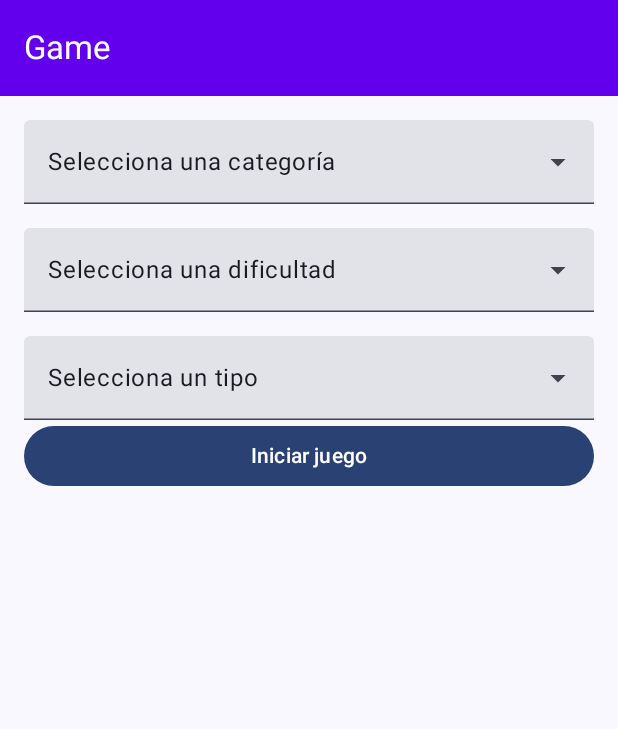
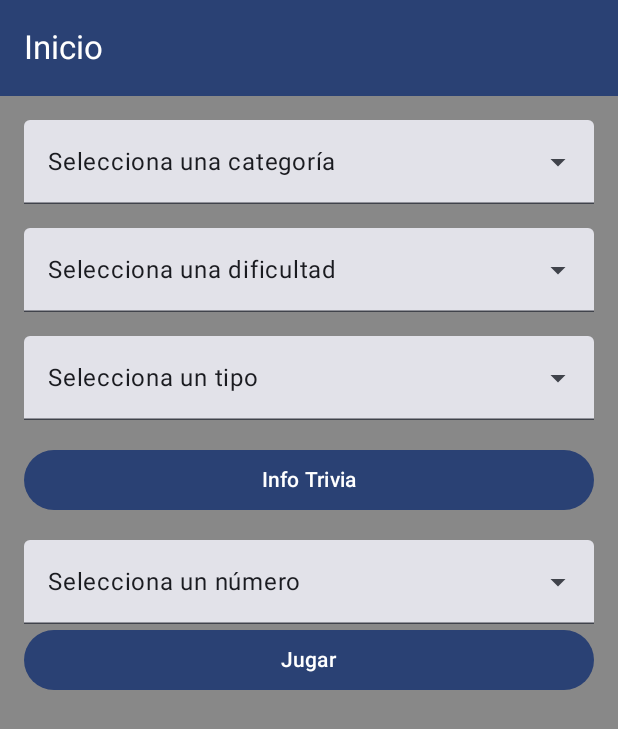
Before and after one commit to brunopstyga/TriviaGame, an Android app built with Jetpack Compose: the screen it shows after launch (MainActivity), on a phone screen of 412 x 824 dp. Shown: the top 729 px of the screen. Run offline under Robolectric (Android 15) with nearby library versions, the phone set to English and light mode, and no system bars; our stand-ins replace Dagger/Hilt's generated code, Timber, livedata-compose.

Commit message:
Se agrego logica para recibir las preguntas

```diff
--- a/app/src/main/java/com/navent/entertainmentcompse/MainActivity.kt
+++ b/app/src/main/java/com/navent/entertainmentcompse/MainActivity.kt
@@ -5,9 +5,15 @@
     import androidx.activity.compose.setContent
     import androidx.activity.enableEdgeToEdge
     import androidx.compose.foundation.layout.padding
+    import androidx.compose.material3.ExperimentalMaterial3Api
+    import androidx.compose.material3.MaterialTheme
     import androidx.compose.material3.Scaffold
+    import androidx.compose.material3.Text
+    import androidx.compose.material3.TopAppBar
+    import androidx.compose.material3.TopAppBarDefaults
+    import androidx.compose.runtime.mutableStateOf
+    import androidx.compose.runtime.remember
     import androidx.compose.ui.Modifier
-    import androidx.navigation.NavHostController
     import androidx.navigation.compose.rememberNavController
     import com.navent.entertainmentcompse.navigation.NavigationGraph
     import com.navent.entertainmentcompse.ui.theme.EntertainmentCompseTheme
@@ -16,18 +22,30 @@
     @AndroidEntryPoint
     class MainActivity : ComponentActivity() {
 
-        private lateinit var navController: NavHostController
-
+        @OptIn(ExperimentalMaterial3Api::class)
         override fun onCreate(savedInstanceState: Bundle?) {
             super.onCreate(savedInstanceState)
             enableEdgeToEdge()
             setContent {
                 EntertainmentCompseTheme {
-                    Scaffold { padding ->
-                        navController = rememberNavController()
+                    val navController = rememberNavController()
+                    val title = remember { mutableStateOf("Inicio") }
+
+                    Scaffold(
+                        topBar = {
+                            TopAppBar(
+                                title = { Text(title.value) },
+                                colors = TopAppBarDefaults.topAppBarColors(
+                                    containerColor = MaterialTheme.colorScheme.primary,
+                                    titleContentColor = MaterialTheme.colorScheme.onPrimary
+                                )
+                            )
+                        }
+                    ) { padding ->
                         NavigationGraph(
                             modifier = Modifier.padding(padding),
-                            navController = navController
+                            navController = navController,
+                            onTitleChange = { title.value = it }
                         )
                     }
                 }
--- a/app/src/main/java/com/navent/entertainmentcompse/ui/SpinnerGeneric.kt
+++ b/app/src/main/java/com/navent/entertainmentcompse/commons/SpinnerSelect.kt
@@ -1,4 +1,4 @@
-package com.navent.entertainmentcompse.ui
+package com.navent.entertainmentcompse.commons
 
 import androidx.compose.foundation.layout.Box
 import androidx.compose.foundation.layout.fillMaxWidth
--- a/app/src/main/java/com/navent/entertainmentcompse/navigation/navigation.kt
+++ b/app/src/main/java/com/navent/entertainmentcompse/navigation/navigation.kt
@@ -14,7 +14,8 @@ import com.navent.entertainmentcompse.ui.trivia.TriviaQuestionScreen
 @Composable
 fun NavigationGraph(
     modifier: Modifier = Modifier,
-    navController: NavHostController
+    navController: NavHostController,
+    onTitleChange: (String) -> Unit
 ) {
     NavHost(
         modifier = modifier,
@@ -23,7 +24,9 @@ fun NavigationGraph(
     ) {
 
         composable(Screen.CategoryScreen.toRoute()) {
-            CategoryScreen(navController = navController)
+            CategoryScreen(navController = navController,
+                onTitleChange = onTitleChange
+            )
         }
         composable(
             route = "${Screen.TriviaQuestionScreen.toRoute()}/{categoryId}/{difficulty}/{type}",
@@ -39,7 +42,8 @@ fun NavigationGraph(
             TriviaQuestionScreen(
                 category = category,
                 difficulty = difficulty,
-                type = type
+                type = type,
+                onTitleChange = onTitleChange
             )
 
         }
--- a/app/src/main/java/com/navent/entertainmentcompse/service/ApiGame.kt
+++ b/app/src/main/java/com/navent/entertainmentcompse/service/ApiGame.kt
@@ -10,10 +10,10 @@ import retrofit2.http.Query
 
 interface ApiGame {
 
-    @GET("/api.php/{amount}/{category}")
-    suspend fun getData(@Query("amount") amount: String?,
-                        @Query("category") category: String?
-                        ): Response
+//    @GET("/api.php/{amount}/{category}")
+//    suspend fun getData(@Query("amount") amount: String?,
+//                        @Query("category") category: String?
+//                        ): Response
 
     @GET("/api_category.php")
     suspend fun getCategories(): CategoryTrivia
@@ -26,30 +26,17 @@ interface ApiGame {
         @Query("type") type: String
     ): TriviaResponse
 
+    @GET("api.php")
+    suspend fun getData(
+        @Query("amount") amount: String,
+        @Query("category") category: Int
+    ): retrofit2.Response<TriviaResponse>
 
-/*
- @GET("/api.php")
-    suspend fun getData(@Query("amount") amount: String?): Response
- */
+
 
 //    https://opentdb.com/api.php?amount=10&category=9
 
-    /*
-     @GET("installments")
-    suspend fun getInstallments(
-        @Query("amount") amount: String,
-        @Query("payment_method_id") methodId: String,
-        @Query("issuer.id") issuer: String,
-    ): List<Installment>
-     */
 
-    /*
-    @POST("v2/leads/{lead_type_id}/{posting_id}")
-fun generateLeadWspOrCall(
-        @Path("lead_type_id") leadType: LeadType,
-        @Path("posting_id") postingId: String,
-        @Query("email") email: String? = null): MutableLiveData<WSResponse<BSRELeadMessage>>
-     */
 
 
 }
--- a/app/src/main/java/com/navent/entertainmentcompse/ui/select/Difficulties.kt
+++ b/app/src/main/java/com/navent/entertainmentcompse/ui/select/Difficulties.kt
@@ -1,7 +1,7 @@
 package com.navent.entertainmentcompse.ui.select
 
 import androidx.compose.runtime.Composable
-import com.navent.entertainmentcompse.ui.Select
+import com.navent.entertainmentcompse.commons.Select
 import java.util.Locale
 
 @Composable
--- a/app/src/main/java/com/navent/entertainmentcompse/ui/select/MainGameScreen.kt
+++ b/app/src/main/java/com/navent/entertainmentcompse/ui/select/MainGameScreen.kt
@@ -14,12 +14,9 @@ import androidx.compose.foundation.layout.padding
 import androidx.compose.foundation.layout.size
 import androidx.compose.material3.Button
 import androidx.compose.material3.CircularProgressIndicator
-import androidx.compose.material3.ExperimentalMaterial3Api
 import androidx.compose.material3.MaterialTheme
 import androidx.compose.material3.Scaffold
 import androidx.compose.material3.Text
-import androidx.compose.material3.TopAppBar
-import androidx.compose.material3.TopAppBarDefaults
 import androidx.compose.runtime.Composable
 import androidx.compose.runtime.LaunchedEffect
 import androidx.compose.runtime.getValue
@@ -37,15 +34,16 @@ import androidx.navigation.NavHostController
 import com.navent.entertainmentcompse.model.Category
 import com.navent.entertainmentcompse.navigation.Screen
 import com.navent.entertainmentcompse.navigation.toRoute
-import com.navent.entertainmentcompse.ui.Select
+import com.navent.entertainmentcompse.commons.Select
 import com.navent.entertainmentcompse.ui.select.viewmodel.GameViewModel
 import com.navent.entertainmentcompse.util.AlertGameDialog
 import timber.log.Timber
 
 
-@OptIn(ExperimentalMaterial3Api::class)
 @Composable
-fun CategoryScreen(viewModel: GameViewModel = hiltViewModel(), navController: NavHostController) {
+fun CategoryScreen(viewModel: GameViewModel = hiltViewModel(),
+                   navController: NavHostController,
+                   onTitleChange: (String) -> Unit) {
 
     val isLoading = viewModel.isLoading.value
 
@@ -59,24 +57,18 @@ fun CategoryScreen(viewModel: GameViewModel = hiltViewModel(), navController: Na
 
     val selectedCategory by viewModel.selectedCategory.observeAsState()
 
+    val amount by viewModel.selectedAmount.observeAsState()
+
+    val triviaQuestions by viewModel.triviaQuestions.observeAsState(emptyList())
+
     LaunchedEffect(Unit) {
+        onTitleChange("Inicio")
         viewModel.getDataCategories()
     }
 
-
-    Scaffold(
-        topBar = {
-            TopAppBar(
-                title = { Text("Game") },
-                colors = TopAppBarDefaults.topAppBarColors(
-                    containerColor = Color(0xFF6200EE), // Color de fondo del Toolbar
-                    titleContentColor = Color.White, // Color del texto del título
-                    actionIconContentColor = Color.White // Color de los íconos de acción
-                ),
-                modifier = Modifier.fillMaxWidth()
-            )
-        }
-    ) { innerPadding ->
+    Scaffold ( modifier = Modifier.fillMaxSize(),
+        containerColor = Color.Gray)
+    { innerPadding ->
         if (isLoading) {
             Box(
                 contentAlignment = Alignment.Center,
@@ -125,6 +117,8 @@ fun CategoryScreen(viewModel: GameViewModel = hiltViewModel(), navController: Na
                     }
                 )
 
+                Spacer(modifier = Modifier.height(16.dp))
+
                 Button(
                     onClick = {
                         val isFormComplete = viewModel.startGame()
@@ -134,7 +128,7 @@ fun CategoryScreen(viewModel: GameViewModel = hiltViewModel(), navController: Na
 
                             val categoryId = Uri.encode((selectedCategory?.id ?: "").toString())
                             val difficultyEncoded = Uri.encode(difficulty ?: "")
-                            val typeEncoded = Uri.encode(type?.let { mapTypeToApiValue(it)})
+                            val typeEncoded = Uri.encode(type?.let { mapTypeToApiValue(it) })
 
                             val route = "${Screen.TriviaQuestionScreen.toRoute()}/$categoryId/$difficultyEncoded/$typeEncoded"
 
@@ -143,9 +137,25 @@ fun CategoryScreen(viewModel: GameViewModel = hiltViewModel(), navController: Na
                     },
                     modifier = Modifier.fillMaxWidth()
                 ) {
-                    Text("Iniciar juego")
+                    Text("Info Trivia")
                 }
 
+                Spacer(modifier = Modifier.height(16.dp))
+
+                NumberSelector(
+                    selectedNumber = amount,
+                    onNumberSelected = { viewModel.setSelectedAmount(it) }
+                )
+
+                Button(
+                    onClick = {
+                          viewModel.getTrivia(amount ?: 10, selectedCategory?.id ?: 0)
+                        triviaQuestions
+                    },
+                    modifier = Modifier.fillMaxWidth()
+                ) {
+                    Text("Jugar")
+                }
                 if (showDialog) {
                     AlertGameDialog(
                         title = "Atención",
--- /dev/null
+++ b/app/src/main/java/com/navent/entertainmentcompse/ui/select/NumberSelector.kt
@@ -0,0 +1,20 @@
+package com.navent.entertainmentcompse.ui.select
+
+import androidx.compose.runtime.Composable
+import com.navent.entertainmentcompse.commons.Select
+
+@Composable
+fun NumberSelector(
+    selectedNumber: Int?,
+    onNumberSelected: (Int) -> Unit
+) {
+    val numbers = (1..10).toList()
+
+    Select(
+        items = numbers,
+        selectedItem = selectedNumber,
+        onItemSelected = { onNumberSelected(it) },
+        itemToString = { it.toString() },
+        placeholder = "Selecciona un número"
+    )
+}
--- a/app/src/main/java/com/navent/entertainmentcompse/ui/select/Type.kt
+++ b/app/src/main/java/com/navent/entertainmentcompse/ui/select/Type.kt
@@ -1,7 +1,7 @@
 package com.navent.entertainmentcompse.ui.select
 
 import androidx.compose.runtime.Composable
-import com.navent.entertainmentcompse.ui.Select
+import com.navent.entertainmentcompse.commons.Select
 import java.util.Locale
 
 @Composable
--- a/app/src/main/java/com/navent/entertainmentcompse/ui/trivia/TriviaQuestionViewModel.kt
+++ b/app/src/main/java/com/navent/entertainmentcompse/ui/trivia/TriviaQuestionViewModel.kt
@@ -36,4 +36,6 @@ class TriviaQuestionViewModel@Inject constructor(
             isLoading.value = false
         }
     }
+
+
 }
```
Also changed, not shown: app/src/main/java/com/navent/entertainmentcompse/commons/TriviaQuestionCard.kt (added, +112 -0 lines), app/src/main/java/com/navent/entertainmentcompse/data/GameRepository.kt (+15 -15 lines), app/src/main/java/com/navent/entertainmentcompse/model/TriviaCategory.kt (+6 -9 lines), app/src/main/java/com/navent/entertainmentcompse/ui/select/viewmodel/GameViemodel.kt (+46 -0 lines), app/src/main/java/com/navent/entertainmentcompse/ui/trivia/ScreenQuestionTrivia.kt (+15 -4 lines), 1 other file.
